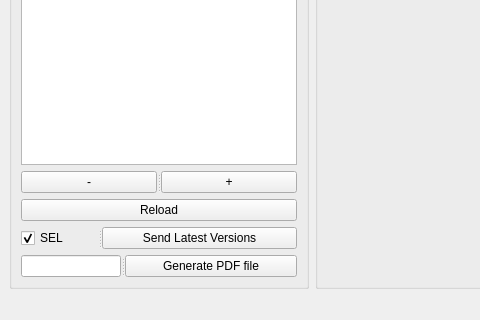
Qt form assembler/ui/ui_assembler_main.ui (kiryha/CIS553) before a commit; both pictures show x 0 to 480 and y 572 to 892 of the 1108 by 892 pixel window.
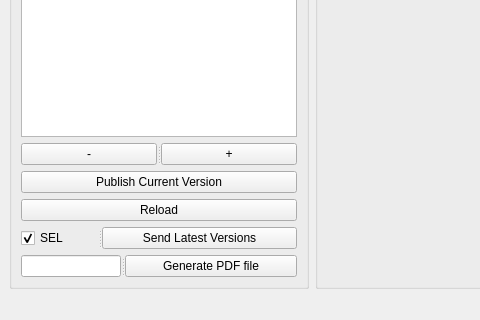
The same form after that commit.

Diff of the .ui file:
```diff
--- a/assembler/ui/ui_assembler_main.ui
+++ b/assembler/ui/ui_assembler_main.ui
@@ -53,6 +53,13 @@
          </widget>
         </widget>
        </item>
+       <item>
+        <widget class="QPushButton" name="btnPublish">
+         <property name="text">
+          <string>Publish Current Version</string>
+         </property>
+        </widget>
+       </item>
        <item>
         <widget class="QPushButton" name="btnReload">
          <property name="text">
```
